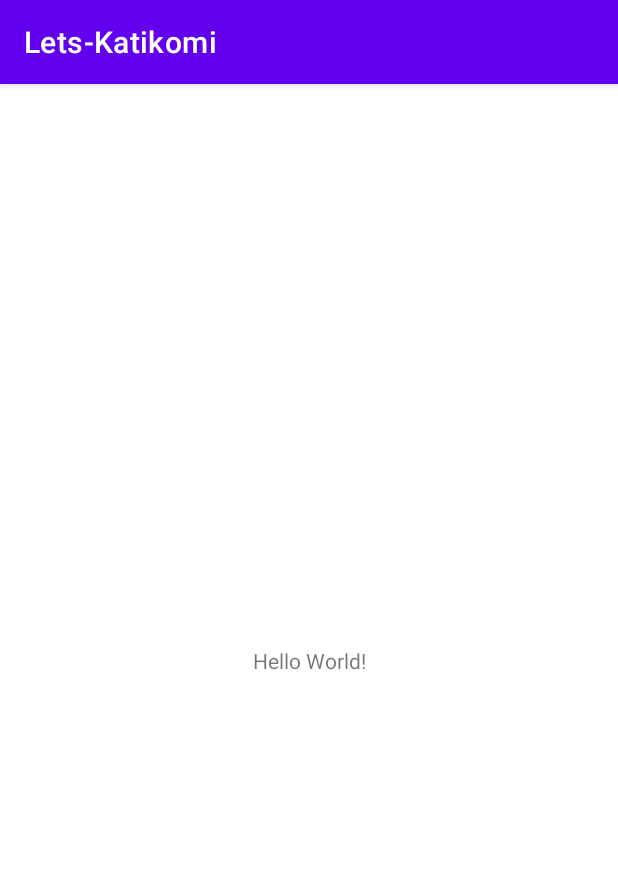
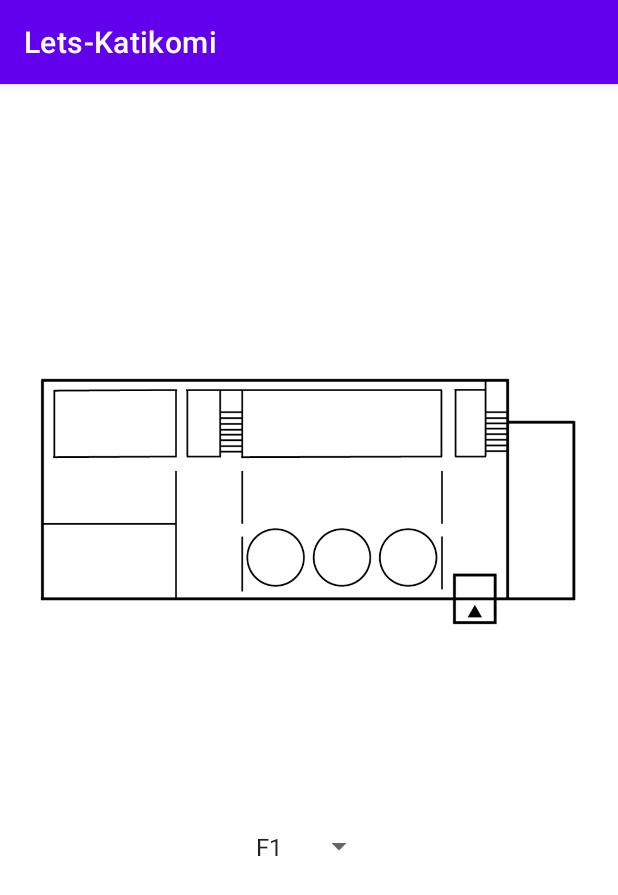
Before and after one commit to FunLocks/team2008, an Android app: the screen it shows after launch (MainActivity), on a phone screen of 412 x 824 dp. Shown: the top 895 px of the screen. Run offline under Robolectric (Android 15) with nearby library versions, the phone set to English and light mode, and no system bars.

Commit message:
[add]#14 マップの作成とスピナー付けました サイズと位置の調節が必要です。

```diff
--- a/Lets-Katikomi/app/build.gradle
+++ b/Lets-Katikomi/app/build.gradle
@@ -1,6 +1,7 @@
 plugins {
     id 'com.android.application'
     id 'kotlin-android'
+    id 'kotlin-android-extensions'
 }
 
 android {
--- a/Lets-Katikomi/app/src/main/java/com/example/lets_katikomi/MainActivity.kt
+++ b/Lets-Katikomi/app/src/main/java/com/example/lets_katikomi/MainActivity.kt
@@ -1,11 +1,47 @@
 package com.example.lets_katikomi
 
+import android.content.Intent
 import androidx.appcompat.app.AppCompatActivity
 import android.os.Bundle
+import android.view.View
+import android.widget.AdapterView
+import android.widget.ImageView
+import android.widget.TextView
+import kotlinx.android.synthetic.main.activity_main.*
 
 class MainActivity : AppCompatActivity() {
+
     override fun onCreate(savedInstanceState: Bundle?) {
         super.onCreate(savedInstanceState)
         setContentView(R.layout.activity_main)
+
+        val image = findViewById<ImageView>(R.id.mapView)
+
+        spinner.onItemSelectedListener = object : AdapterView.OnItemSelectedListener {
+
+            override fun onItemSelected(
+                parent: AdapterView<*>?,
+                view: View?,
+                position: Int,
+                id: Long
+            ) {
+                val text = parent?.selectedItem as String
+
+
+                if (text == "F1") {
+                    image.setImageResource(R.drawable.fun1)
+                } else if (text == "F2") {
+                    image.setImageResource(R.drawable.fun2)
+                } else if (text == "F3") {
+                    image.setImageResource(R.drawable.fun3)
+                } else if (text == "F4") {
+                    image.setImageResource(R.drawable.fun4)
+                } else {
+                    image.setImageResource(R.drawable.fun5)
+                }
+            }
+            override fun onNothingSelected(parent: AdapterView<*>?) {
+            }
+        }
     }
 }
--- a/Lets-Katikomi/app/src/main/res/layout/activity_main.xml
+++ b/Lets-Katikomi/app/src/main/res/layout/activity_main.xml
@@ -6,13 +6,24 @@
     android:layout_height="match_parent"
     tools:context=".MainActivity">
 
-    <TextView
+    <ImageView
+        android:id="@+id/mapView"
         android:layout_width="wrap_content"
         android:layout_height="wrap_content"
-        android:text="Hello World!"
+        android:layout_marginBottom="117dp"
         app:layout_constraintBottom_toBottomOf="parent"
-        app:layout_constraintLeft_toLeftOf="parent"
-        app:layout_constraintRight_toRightOf="parent"
-        app:layout_constraintTop_toTopOf="parent" />
+        app:layout_constraintStart_toStartOf="parent"
+        app:srcCompat="@drawable/fun1"
+        android:contentDescription="@string/todo" />
+
+    <Spinner
+        android:id="@+id/spinner"
+        android:layout_width="87dp"
+        android:layout_height="63dp"
+        android:layout_marginBottom="228dp"
+        android:entries="@array/arrayFloor"
+        app:layout_constraintBottom_toBottomOf="parent"
+        app:layout_constraintEnd_toEndOf="parent"
+        app:layout_constraintStart_toStartOf="parent" />
 
 </androidx.constraintlayout.widget.ConstraintLayout>
--- a/Lets-Katikomi/app/src/main/res/values/strings.xml
+++ b/Lets-Katikomi/app/src/main/res/values/strings.xml
@@ -1,3 +1,11 @@
 <resources>
     <string name="app_name">Lets-Katikomi</string>
+    <string name="todo">TODO</string>
+    <string-array name="arrayFloor">
+        <item>F1</item>
+        <item>F2</item>
+        <item>F3</item>
+        <item>F4</item>
+        <item>F5</item>
+    </string-array>
 </resources>
```
